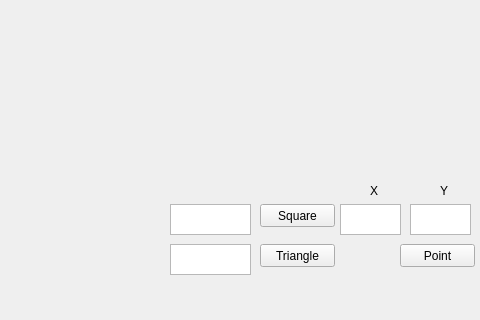
MarkMan0/RMR, file RMR_QT/RMR_QT.ui: the form before one commit; both pictures show x 0 to 480 and y 336 to 656 of the 789 by 656 pixel window.
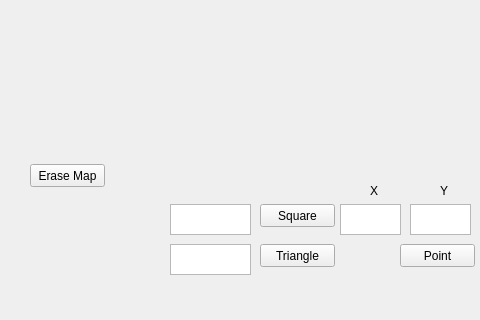
The form after the commit.

The edit to the form file:
```diff
--- a/RMR_QT/RMR_QT.ui
+++ b/RMR_QT/RMR_QT.ui
@@ -280,6 +280,19 @@
    </property>
    <layout class="QGridLayout" name="renderAreaCont"/>
   </widget>
+  <widget class="QPushButton" name="pushButtonEraseMap">
+   <property name="geometry">
+    <rect>
+     <x>30</x>
+     <y>500</y>
+     <width>75</width>
+     <height>23</height>
+    </rect>
+   </property>
+   <property name="text">
+    <string>Erase Map</string>
+   </property>
+  </widget>
  </widget>
  <layoutdefault spacing="6" margin="11"/>
  <resources>
```
